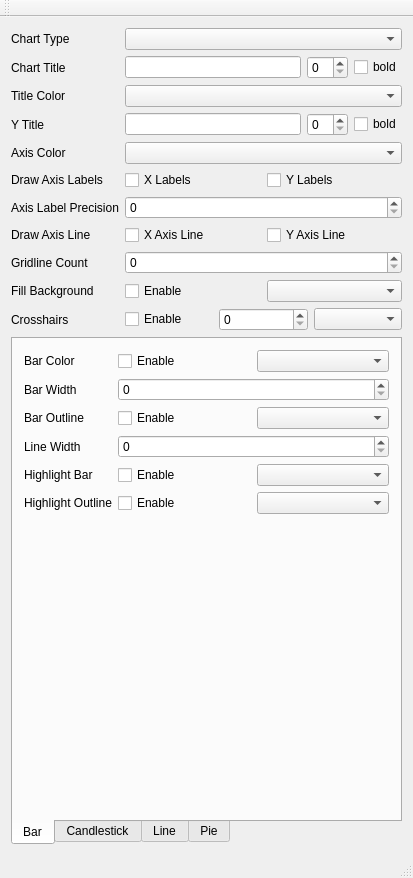
Old version of the form chartexamples/mainwindow.ui in the repository presstab/psscharts.
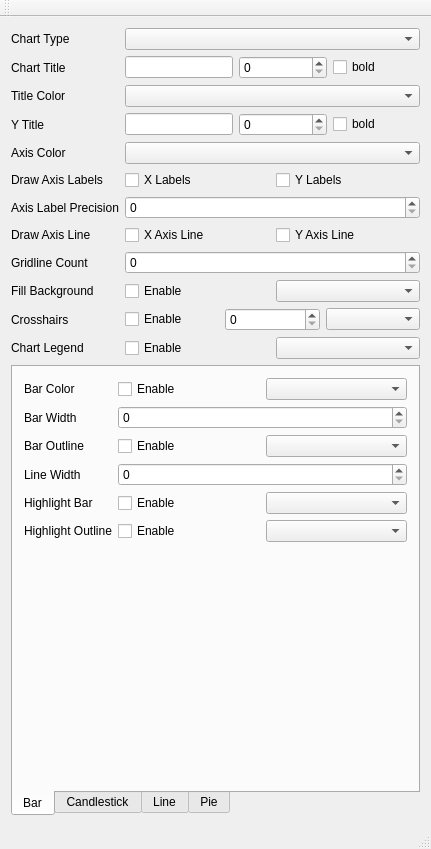
New version of the form. The open tabs and pages were chosen to show the change.

```diff
--- a/chartexamples/mainwindow.ui
+++ b/chartexamples/mainwindow.ui
@@ -6,34 +6,50 @@
    <rect>
     <x>0</x>
     <y>0</y>
-    <width>413</width>
-    <height>878</height>
+    <width>431</width>
+    <height>849</height>
    </rect>
   </property>
   <property name="windowTitle">
    <string>PSS Charts</string>
   </property>
   <widget class="QWidget" name="centralWidget">
-   <layout class="QHBoxLayout" name="horizontalLayout">
-    <item>
+   <layout class="QGridLayout" name="gridLayout">
+    <item row="0" column="0">
      <layout class="QHBoxLayout" name="hlayoutMain">
-      <property name="leftMargin">
-       <number>0</number>
-      </property>
       <item>
        <layout class="QFormLayout" name="formLayout">
         <item row="0" column="0">
          <widget class="QLabel" name="label_12">
+          <property name="sizePolicy">
+           <sizepolicy hsizetype="Minimum" vsizetype="Preferred">
+            <horstretch>0</horstretch>
+            <verstretch>0</verstretch>
+           </sizepolicy>
+          </property>
           <property name="text">
            <string>Chart Type</string>
           </property>
          </widget>
         </item>
         <item row="0" column="1">
-         <widget class="QComboBox" name="comboBoxChartType"/>
+         <widget class="QComboBox" name="comboBoxChartType">
+          <property name="sizePolicy">
+           <sizepolicy hsizetype="Minimum" vsizetype="Fixed">
+            <horstretch>0</horstretch>
+            <verstretch>0</verstretch>
+           </sizepolicy>
+          </property>
+         </widget>
         </item>
         <item row="1" column="0">
          <widget class="QLabel" name="label">
+          <property name="sizePolicy">
+           <sizepolicy hsizetype="Minimum" vsizetype="Preferred">
+            <horstretch>0</horstretch>
+            <verstretch>0</verstretch>
+           </sizepolicy>
+          </property>
           <property name="text">
            <string>Chart Title</string>
           </property>
@@ -42,7 +58,14 @@
         <item row="1" column="1">
          <layout class="QHBoxLayout" name="horizontalLayout_6">
           <item>
-           <widget class="QLineEdit" name="lineeditChartTitle"/>
+           <widget class="QLineEdit" name="lineeditChartTitle">
+            <property name="sizePolicy">
+             <sizepolicy hsizetype="Minimum" vsizetype="Fixed">
+              <horstretch>0</horstretch>
+              <verstretch>0</verstretch>
+             </sizepolicy>
+            </property>
+           </widget>
           </item>
           <item>
            <widget class="QSpinBox" name="spinboxTitleFontSize"/>
@@ -58,16 +81,35 @@
         </item>
         <item row="2" column="0">
          <widget class="QLabel" name="label_2">
+          <property name="sizePolicy">
+           <sizepolicy hsizetype="Minimum" vsizetype="Preferred">
+            <horstretch>0</horstretch>
+            <verstretch>0</verstretch>
+           </sizepolicy>
+          </property>
           <property name="text">
            <string>Title Color</string>
           </property>
          </widget>
         </item>
         <item row="2" column="1">
-         <widget class="QComboBox" name="comboboxChartTitleColor"/>
+         <widget class="QComboBox" name="comboboxChartTitleColor">
+          <property name="sizePolicy">
+           <sizepolicy hsizetype="Minimum" vsizetype="Fixed">
+            <horstretch>0</horstretch>
+            <verstretch>0</verstretch>
+           </sizepolicy>
+          </property>
+         </widget>
         </item>
         <item row="3" column="0">
          <widget class="QLabel" name="labelYTitle">
+          <property name="sizePolicy">
+           <sizepolicy hsizetype="Minimum" vsizetype="Preferred">
+            <horstretch>0</horstretch>
+            <verstretch>0</verstretch>
+           </sizepolicy>
+          </property>
           <property name="text">
            <string>Y Title</string>
           </property>
@@ -76,7 +118,14 @@
         <item row="3" column="1">
          <layout class="QHBoxLayout" name="horizontalLayoutYTitle">
           <item>
-           <widget class="QLineEdit" name="lineeditYTitle"/>
+           <widget class="QLineEdit" name="lineeditYTitle">
+            <property name="sizePolicy">
+             <sizepolicy hsizetype="Minimum" vsizetype="Fixed">
+              <horstretch>0</horstretch>
+              <verstretch>0</verstretch>
+             </sizepolicy>
+            </property>
+           </widget>
           </item>
           <item>
            <widget class="QSpinBox" name="spinboxYTitleFontSize"/>
@@ -92,16 +141,35 @@
         </item>
         <item row="4" column="0">
          <widget class="QLabel" name="label_3">
+          <property name="sizePolicy">
+           <sizepolicy hsizetype="Minimum" vsizetype="Preferred">
+            <horstretch>0</horstretch>
+            <verstretch>0</verstretch>
+           </sizepolicy>
+          </property>
           <property name="text">
            <string>Axis Color</string>
           </property>
          </widget>
         </item>
         <item row="4" column="1">
-         <widget class="QComboBox" name="comboboxYTitleColor"/>
+         <widget class="QComboBox" name="comboboxYTitleColor">
+          <property name="sizePolicy">
+           <sizepolicy hsizetype="Minimum" vsizetype="Fixed">
+            <horstretch>0</horstretch>
+            <verstretch>0</verstretch>
+           </sizepolicy>
+          </property>
+         </widget>
         </item>
         <item row="5" column="0">
          <widget class="QLabel" name="labelDrawAxisLabels">
+          <property name="sizePolicy">
+           <sizepolicy hsizetype="Minimum" vsizetype="Preferred">
+            <horstretch>0</horstretch>
+            <verstretch>0</verstretch>
+           </sizepolicy>
+          </property>
           <property name="text">
            <string>Draw Axis Labels</string>
           </property>
@@ -127,6 +195,12 @@
         </item>
         <item row="6" column="0">
          <widget class="QLabel" name="label_10">
+          <property name="sizePolicy">
+           <sizepolicy hsizetype="Minimum" vsizetype="Preferred">
+            <horstretch>0</horstretch>
+            <verstretch>0</verstretch>
+           </sizepolicy>
+          </property>
           <property name="text">
            <string>Axis Label Precision</string>
           </property>
@@ -137,6 +211,12 @@
         </item>
         <item row="7" column="0">
          <widget class="QLabel" name="labelDrawAxisLine">
+          <property name="sizePolicy">
+           <sizepolicy hsizetype="Minimum" vsizetype="Preferred">
+            <horstretch>0</horstretch>
+            <verstretch>0</verstretch>
+           </sizepolicy>
+          </property>
           <property name="text">
            <string>Draw Axis Line</string>
           </property>
@@ -162,6 +242,12 @@
         </item>
         <item row="8" column="0">
          <widget class="QLabel" name="labelGridlineCount">
+          <property name="sizePolicy">
+           <sizepolicy hsizetype="Minimum" vsizetype="Preferred">
+            <horstretch>0</horstretch>
+            <verstretch>0</verstretch>
+           </sizepolicy>
+          </property>
           <property name="text">
            <string>Gridline Count</string>
           </property>
@@ -172,6 +258,12 @@
         </item>
         <item row="9" column="0">
          <widget class="QLabel" name="label_9">
+          <property name="sizePolicy">
+           <sizepolicy hsizetype="Minimum" vsizetype="Preferred">
+            <horstretch>0</horstretch>
+            <verstretch>0</verstretch>
+           </sizepolicy>
+          </property>
           <property name="text">
            <string>Fill Background</string>
           </property>
@@ -187,18 +279,31 @@
            </widget>
           </item>
           <item>
-           <widget class="QComboBox" name="comboboxBgColor"/>
+           <widget class="QComboBox" name="comboboxBgColor">
+            <property name="sizePolicy">
+             <sizepolicy hsizetype="Minimum" vsizetype="Fixed">
+              <horstretch>0</horstretch>
+              <verstretch>0</verstretch>
+             </sizepolicy>
+            </property>
+           </widget>
           </item>
          </layout>
         </item>
-        <item row="10" column="0">
+        <item row="11" column="0">
          <widget class="QLabel" name="label_11">
+          <property name="sizePolicy">
+           <sizepolicy hsizetype="Minimum" vsizetype="Preferred">
+            <horstretch>0</horstretch>
+            <verstretch>0</verstretch>
+           </sizepolicy>
+          </property>
           <property name="text">
            <string>Crosshairs</string>
           </property>
          </widget>
         </item>
-        <item row="10" column="1">
+        <item row="11" column="1">
          <layout class="QHBoxLayout" name="horizontalLayout_8">
           <item>
            <widget class="QCheckBox" name="checkboxCrosshairs">
@@ -211,17 +316,64 @@
            <widget class="QSpinBox" name="spinboxCrosshairWidth"/>
           </item>
           <item>
-           <widget class="QComboBox" name="comboboxCrosshairColor"/>
+           <widget class="QComboBox" name="comboboxCrosshairColor">
+            <property name="sizePolicy">
+             <sizepolicy hsizetype="Minimum" vsizetype="Fixed">
+              <horstretch>0</horstretch>
+              <verstretch>0</verstretch>
+             </sizepolicy>
+            </property>
+           </widget>
           </item>
          </layout>
         </item>
-        <item row="11" column="0" colspan="2">
+        <item row="12" column="0">
+         <widget class="QLabel" name="label_4">
+          <property name="sizePolicy">
+           <sizepolicy hsizetype="Minimum" vsizetype="Preferred">
+            <horstretch>0</horstretch>
+            <verstretch>0</verstretch>
+           </sizepolicy>
+          </property>
+          <property name="text">
+           <string>Chart Legend</string>
+          </property>
+         </widget>
+        </item>
+        <item row="12" column="1">
+         <layout class="QHBoxLayout" name="horizontalLayout_2">
+          <item>
+           <widget class="QCheckBox" name="checkboxChartLegend">
+            <property name="text">
+             <string>Enable</string>
+            </property>
+           </widget>
+          </item>
+          <item>
+           <widget class="QComboBox" name="comboboxChartLegend">
+            <property name="sizePolicy">
+             <sizepolicy hsizetype="Minimum" vsizetype="Fixed">
+              <horstretch>0</horstretch>
+              <verstretch>0</verstretch>
+             </sizepolicy>
+            </property>
+           </widget>
+          </item>
+         </layout>
+        </item>
+        <item row="13" column="0" colspan="2">
          <widget class="QTabWidget" name="tabWidget">
+          <property name="sizePolicy">
+           <sizepolicy hsizetype="Minimum" vsizetype="MinimumExpanding">
+            <horstretch>0</horstretch>
+            <verstretch>0</verstretch>
+           </sizepolicy>
+          </property>
           <property name="tabPosition">
            <enum>QTabWidget::South</enum>
           </property>
           <property name="currentIndex">
-           <number>2</number>
+           <number>0</number>
           </property>
           <widget class="QWidget" name="tabBar">
            <attribute name="title">
@@ -851,6 +1003,9 @@
         </item>
        </layout>
       </item>
+      <item>
+       <layout class="QGridLayout" name="chartLayout"/>
+      </item>
      </layout>
     </item>
    </layout>
@@ -860,7 +1015,7 @@
     <rect>
      <x>0</x>
      <y>0</y>
-     <width>413</width>
+     <width>431</width>
      <height>22</height>
     </rect>
    </property>
```
